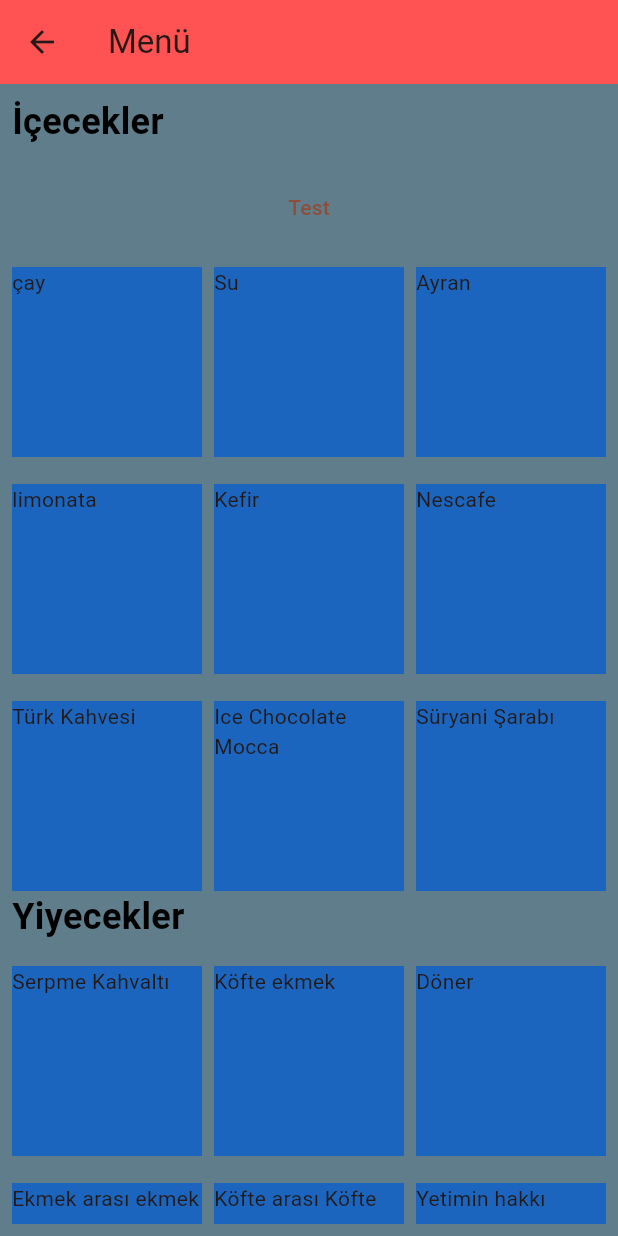
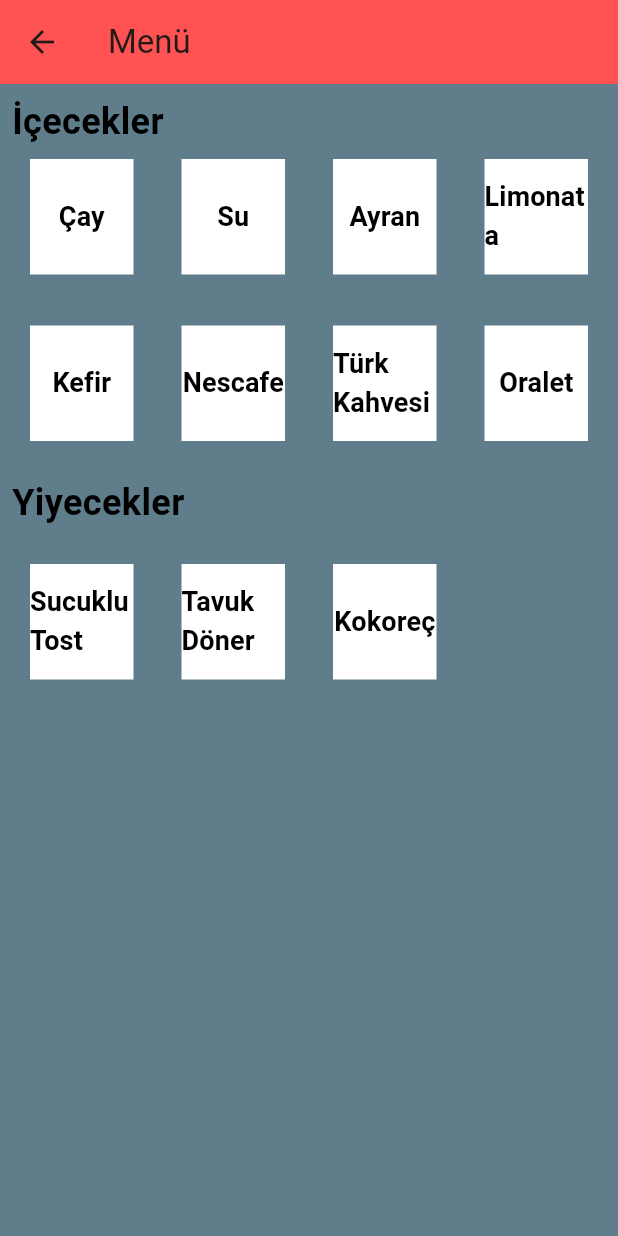
Before and after one commit to Erimsaholut/cafeManagementApp, a Flutter app: the MenuScreen screen opened directly, on a phone screen of 412 x 824 dp. Run offline on Flutter 3.47's test engine with Material 2 defaults, Android fonts, the phone set to English and light mode, and no system bars.

Commit message:
now json datas using for making new buttons in menu

```diff
--- a/lib/datas/menu.json
+++ b/lib/datas/menu.json
@@ -36,6 +36,11 @@
         "id": 7,
         "name": "Türk Kahvesi",
         "price": 20
+      },
+      {
+        "id": 8,
+        "name": "Oralet",
+        "price": 5
       }
     ],
     "foods": [
--- a/lib/pages/menu_screen.dart
+++ b/lib/pages/menu_screen.dart
@@ -1,91 +1,40 @@
-import 'dart:math';
 import 'package:cafe_management_system_for_camalti_kahvesi/utils/read_json.dart';
 import 'package:flutter/material.dart';
 import '../utils/styles.dart';
 
-Color randomColor() {
-  final Random random = Random();
-  return Color.fromARGB(
-    255,
-    random.nextInt(256),
-    random.nextInt(256),
-    random.nextInt(256),
-  );
-} /*sil bunu lazım olmazsa*/
+class MenuScreen extends StatefulWidget {
+  const MenuScreen({super.key});
 
-List<Widget> testList = [
-  Container(
-    color: randomColor(),
-    child: Text("çay"),
-  ),
-  Container(
-    color: randomColor(),
-    child: Text("Su"),
-  ),
-  Container(
-    color: randomColor(),
-    child: Text("Ayran"),
-  ),
-  Container(
-    color: randomColor(),
-    child: Text("limonata"),
-  ),
-  Container(
-    color: randomColor(),
-    child: Text("Kefir"),
-  ),
-  Container(
-    color: randomColor(),
-    child: Text("Nescafe"),
-  ),
-  Container(
-    color: randomColor(),
-    child: Text("Türk Kahvesi"),
-  ),
-  Container(
-    color: randomColor(),
-    child: Text("Ice Chocolate Mocca"),
-  ),
-  Container(
-    color: randomColor(),
-    child: Text("Süryani Şarabı"),
-  ),
-];
-List<Widget> testList2 = [
-  Container(color: randomColor(), child: Text("Serpme Kahvaltı")),
-  Container(
-    color: randomColor(),
-    child: Text("Köfte ekmek"),
-  ),
-  Container(
-    color: randomColor(),
-    child: Text("Döner"),
-  ),
-  Container(
-    color: randomColor(),
-    child: Text("Ekmek arası ekmek"),
-  ),
-  Container(
-    color: randomColor(),
-    child: Text("Köfte arası Köfte"),
-  ),
-  Container(
-    color: randomColor(),
-    child: Text("Yetimin hakkı"),
-  ),
-];
+  @override
+  State<MenuScreen> createState() => _MenuScreenState();
+}
 
-class MenuScreen extends StatelessWidget {
-  MenuScreen({super.key});
+class _MenuScreenState extends State<MenuScreen> {
+  ReadJson drinksJson = ReadJson("drinks");
 
-  ReadJson drinksJson = ReadJson("drinks");
   ReadJson foodsJson = ReadJson("foods");
+
+  List<Widget> foodsWidgetList = [];
+
+  List<Widget> drinksWidgetList = [];
+
+  @override
+  void initState() {
+    super.initState();
+
+    Future.delayed(Duration.zero, () {
+      stringToList(drinksJson, drinksWidgetList);
+      stringToList(foodsJson,foodsWidgetList);
+      print("initState Tamamlandı");
+      print(foodsWidgetList.length);
+    });
+  }
 
   @override
   Widget build(BuildContext context) {
     return Scaffold(
       appBar: AppBar(
-        title: Text("Menü"),
+        title: const Text("Menü"),
         backgroundColor: Colors.redAccent,
       ),
       body: Container(
@@ -96,34 +45,40 @@ class MenuScreen extends StatelessWidget {
             Text(
               "İçecekler",
               style: CustomStyles.menuTextStyle,
-            ),
-            const SizedBox(
-              height: 16,
-            ),
-            TextButton(
-                onPressed: () async {
-                  print(drinksJson.getItemCount());
-                  print(foodsJson.getItemCount());
-                  print(drinksJson.getItemNames());
-                  print(foodsJson.getItemNames());
-                },
-                child: Text("Test")),
-            const SizedBox(
-              height: 16,
-            ),
-            buildGridView(testList),
+            ),//içecekler
+            buildGridView(drinksWidgetList),
+            buildSizedBox(),
             Text(
               "Yiyecekler",
               style: CustomStyles.menuTextStyle,
-            ),
-            SizedBox(
-              height: 16,
-            ),
-            buildGridView(testList2),
+            ),//yiyecekler
+            buildSizedBox(),
+            buildGridView(foodsWidgetList),
+
           ],
         ),
       ),
     );
+  }
+
+  void stringToList(ReadJson classType,List<Widget> widgetList ) async {
+    //itemlerin ismini çekip container olarak listeye sallıyor
+    print("aaa");
+    setState(() {
+      List<String> itemNames = classType.getItemNames();
+      for (var item in itemNames) {
+        widgetList.add(
+          TextButton(
+            onPressed: () {  },
+            child: Container(
+              alignment: Alignment.center,
+              color: Colors.white,
+              child: Text(item,style: CustomStyles.menuScreenButtonStyle,),
+            ),
+          ),
+        );
+      }
+    });
   }
 
   Widget buildGridView(List<Widget> list) {
@@ -131,7 +86,7 @@ class MenuScreen extends StatelessWidget {
       shrinkWrap: true,
       physics: const NeverScrollableScrollPhysics(),
       gridDelegate: const SliverGridDelegateWithFixedCrossAxisCount(
-        crossAxisCount: 3,
+        crossAxisCount: 4,
         crossAxisSpacing: 8.0,
         mainAxisSpacing: 18.0,
       ),
@@ -142,3 +97,9 @@ class MenuScreen extends StatelessWidget {
     );
   }
 }
+
+SizedBox buildSizedBox() {
+  return const SizedBox(
+    height: 16,
+  );
+}
--- a/lib/utils/read_json.dart
+++ b/lib/utils/read_json.dart
@@ -1,4 +1,3 @@
-import 'package:flutter/cupertino.dart';
 import 'package:flutter/services.dart' show rootBundle;
 import 'dart:convert';
 
@@ -15,7 +14,7 @@ class ReadJson {
           await rootBundle.loadString('lib/datas/menu.json');
       final data = await json.decode(response);
       _items = data["menu"][productType];
-      print('test: Loaded $productType');
+      print('read_json: okundu $productType');
     } catch (e) {
       print("Error reading JSON: $e");
     }
```
